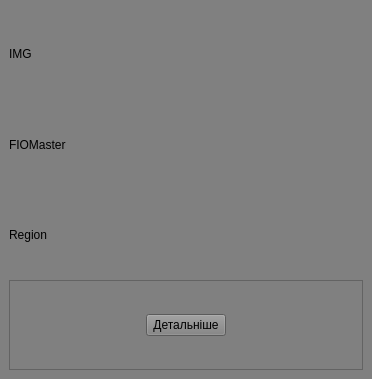
This is src/guitarMasters/viewModel/cardmasterviewmodel.ui in AndriiBash/guitarMasterHelp as Qt 5 draws it before an edit. The edited form follows.
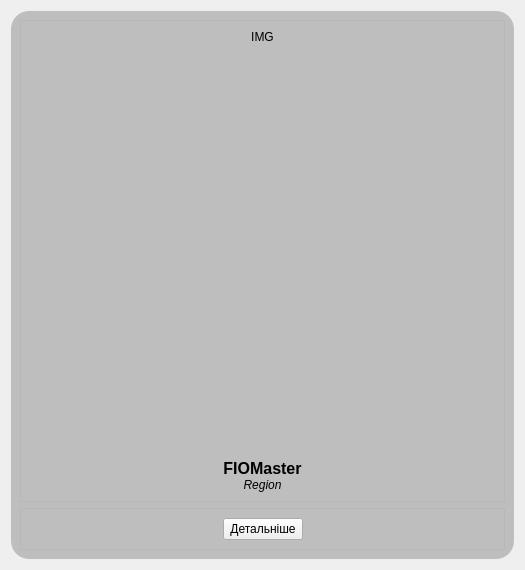
This is the edited form.

```diff
--- a/src/guitarMasters/viewModel/cardmasterviewmodel.ui
+++ b/src/guitarMasters/viewModel/cardmasterviewmodel.ui
@@ -6,57 +6,126 @@
    <rect>
     <x>0</x>
     <y>0</y>
-    <width>372</width>
-    <height>379</height>
+    <width>525</width>
+    <height>570</height>
    </rect>
   </property>
   <property name="windowTitle">
    <string>Form</string>
   </property>
   <property name="styleSheet">
-   <string notr="true">QWidget
+   <string notr="true"/>
+  </property>
+  <layout class="QVBoxLayout" name="verticalLayout_3">
+   <item>
+    <widget class="QFrame" name="mainFrame">
+     <property name="styleSheet">
+      <string notr="true">QFrame#mainFrame
 {
-	background-color: grey;
+	background-color: rgba(169, 169, 169, 0.7);
+	border: 0px solid black;
+    border-radius: 18px;
 }</string>
   </property>
+     <property name="frameShape">
+      <enum>QFrame::StyledPanel</enum>
+     </property>
+     <property name="frameShadow">
+      <enum>QFrame::Raised</enum>
+     </property>
   <layout class="QVBoxLayout" name="verticalLayout">
+      <item>
+       <widget class="QFrame" name="frame_2">
+        <property name="frameShape">
+         <enum>QFrame::StyledPanel</enum>
+        </property>
+        <property name="frameShadow">
+         <enum>QFrame::Raised</enum>
+        </property>
+        <layout class="QVBoxLayout" name="verticalLayout_2">
    <property name="spacing">
     <number>0</number>
    </property>
-   <property name="leftMargin">
-    <number>9</number>
-   </property>
-   <property name="topMargin">
-    <number>9</number>
-   </property>
-   <property name="rightMargin">
-    <number>9</number>
-   </property>
-   <property name="bottomMargin">
-    <number>9</number>
-   </property>
    <item>
     <widget class="QLabel" name="label">
+           <property name="maximumSize">
+            <size>
+             <width>16777215</width>
+             <height>200</height>
+            </size>
+           </property>
      <property name="layoutDirection">
       <enum>Qt::LeftToRight</enum>
      </property>
      <property name="text">
       <string>IMG</string>
      </property>
-    </widget>
-   </item>
+           <property name="alignment">
+            <set>Qt::AlignCenter</set>
+           </property>
+          </widget>
+         </item>
+         <item>
+          <spacer name="verticalSpacer">
+           <property name="orientation">
+            <enum>Qt::Vertical</enum>
+           </property>
+           <property name="sizeHint" stdset="0">
+            <size>
+             <width>20</width>
+             <height>40</height>
+            </size>
+           </property>
+          </spacer>
+         </item>
    <item>
     <widget class="QLabel" name="FIOMaster">
+           <property name="maximumSize">
+            <size>
+             <width>16777215</width>
+             <height>25</height>
+            </size>
+           </property>
+           <property name="styleSheet">
+            <string notr="true">QLabel 
+{
+    font-size: 16px; 
+    font-weight: bold; 
+}</string>
+           </property>
      <property name="text">
       <string>FIOMaster</string>
      </property>
+           <property name="alignment">
+            <set>Qt::AlignCenter</set>
+           </property>
     </widget>
    </item>
    <item>
     <widget class="QLabel" name="Region">
+           <property name="maximumSize">
+            <size>
+             <width>16777215</width>
+             <height>25</height>
+            </size>
+           </property>
+           <property name="styleSheet">
+            <string notr="true">QLabel 
+{
+    font-size: 12px; 
+    font-style: italic;
+}
+</string>
+           </property>
      <property name="text">
       <string>Region</string>
      </property>
+           <property name="alignment">
+            <set>Qt::AlignCenter</set>
+           </property>
+          </widget>
+         </item>
+        </layout>
     </widget>
    </item>
    <item>
@@ -100,6 +169,9 @@
          </size>
         </property>
        </spacer>
+         </item>
+        </layout>
+       </widget>
       </item>
      </layout>
     </widget>
```
Lines whose indentation alone changed are shown as unchanged.
